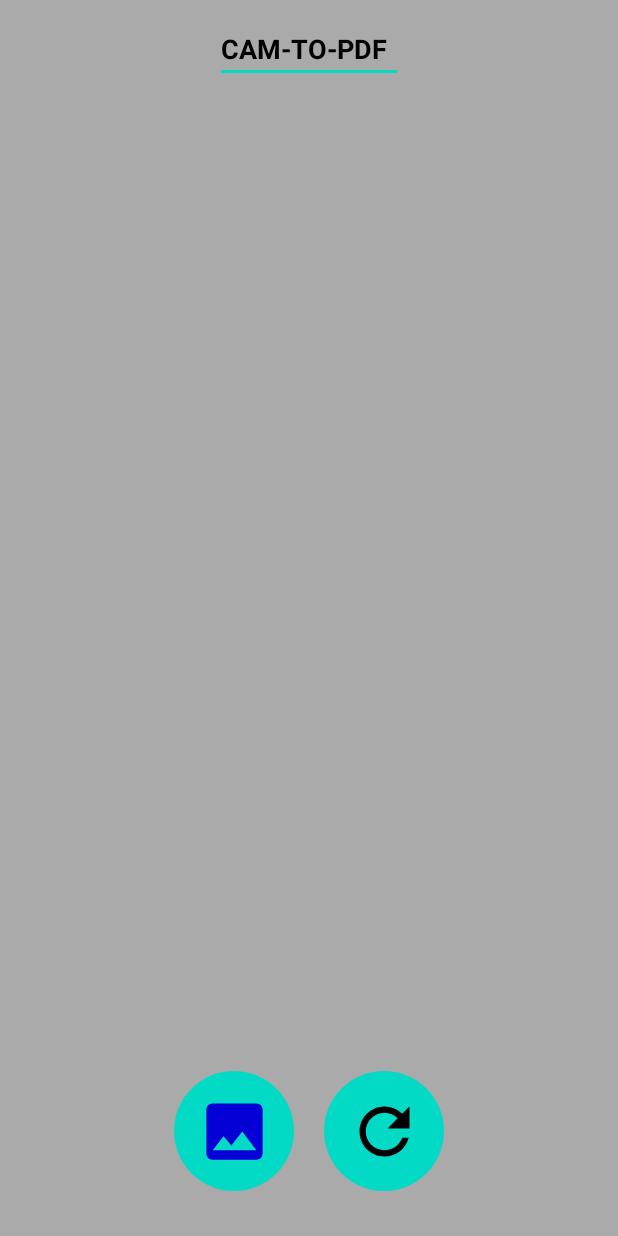
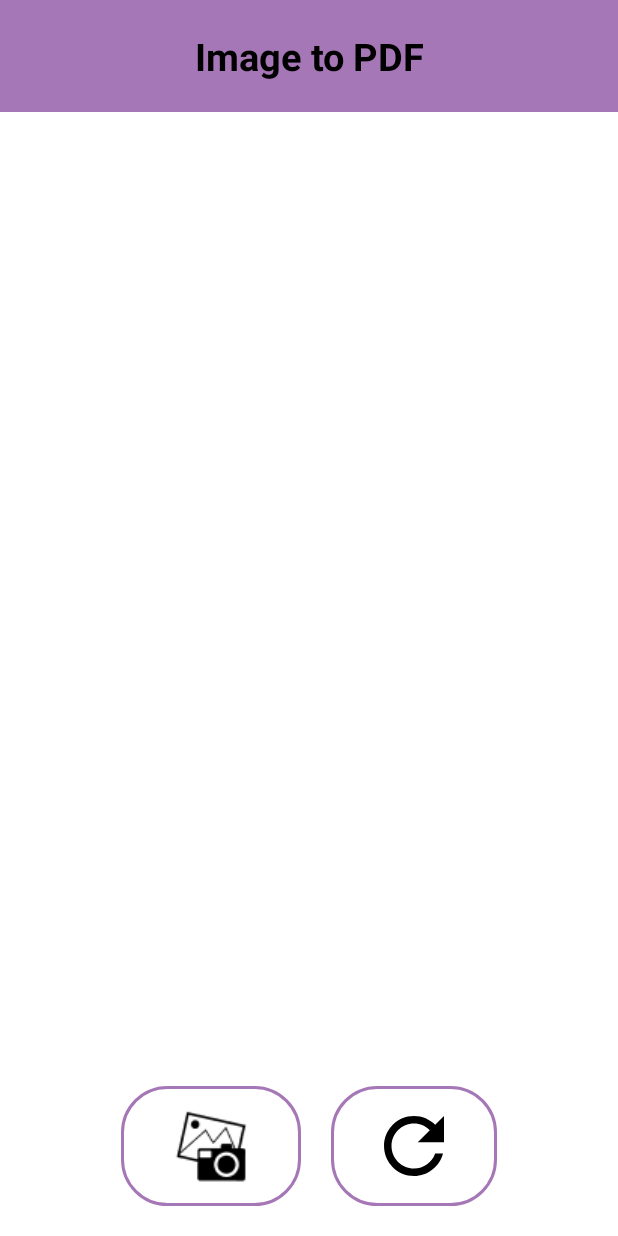
Before and after one commit to teenajose-gif/IMAGE-CONVERTER, an Android app: the layout activity_main.xml on its own in the app's theme, with its tools: preview values and no code run, on a phone screen of 412 x 824 dp. Run offline under Robolectric (Android 15) with nearby library versions, the phone set to English and light mode, and no system bars.

Commit message:
clicked images added

```diff
--- /dev/null
+++ b/app/src/main/res/drawable/browse_btn_bg.xml
@@ -0,0 +1,7 @@
+<?xml version="1.0" encoding="utf-8"?>
+<shape android:shape="rectangle" xmlns:android="http://schemas.android.com/apk/res/android">
+
+    <solid android:color="@color/white"/>
+    <corners android:radius="30dp"/>
+    <stroke android:color="@color/app_primary" android:width="2dp"/>
+</shape>
--- /dev/null
+++ b/app/src/main/res/drawable/header_bg.xml
@@ -0,0 +1,4 @@
+<?xml version="1.0" encoding="utf-8"?>
+<shape android:shape="rectangle" xmlns:android="http://schemas.android.com/apk/res/android">
+    <solid android:color="@color/app_primary"/>
+</shape>
--- /dev/null
+++ b/app/src/main/res/drawable/refresh_vector.xml
@@ -0,0 +1,10 @@
+<vector xmlns:android="http://schemas.android.com/apk/res/android"
+    android:width="60dp"
+    android:height="60dp"
+    android:viewportWidth="24"
+    android:viewportHeight="24"
+    android:tint="?attr/colorControlNormal">
+  <path
+      android:fillColor="@android:color/white"
+      android:pathData="M17.65,6.35C16.2,4.9 14.21,4 12,4c-4.42,0 -7.99,3.58 -7.99,8s3.57,8 7.99,8c3.73,0 6.84,-2.55 7.73,-6h-2.08c-0.82,2.33 -3.04,4 -5.65,4 -3.31,0 -6,-2.69 -6,-6s2.69,-6 6,-6c1.66,0 3.14,0.69 4.22,1.78L13,11h7V4l-2.35,2.35z"/>
+</vector>
--- a/app/src/main/res/layout/activity_main.xml
+++ b/app/src/main/res/layout/activity_main.xml
@@ -1,54 +1,87 @@
 <?xml version="1.0" encoding="utf-8"?>
-<LinearLayout xmlns:app="http://schemas.android.com/apk/res-auto"
+<RelativeLayout xmlns:android="http://schemas.android.com/apk/res/android"
+    xmlns:app="http://schemas.android.com/apk/res-auto"
     xmlns:tools="http://schemas.android.com/tools"
-    xmlns:android="http://schemas.android.com/apk/res/android"
     android:layout_width="match_parent"
     android:layout_height="match_parent"
-    android:orientation="vertical"
+    android:background="@color/white"
     android:gravity="center"
-    android:padding="10dp"
-    android:background="@android:color/darker_gray"
     tools:context=".MainActivity">
 
-    <EditText
-        android:layout_width="125dp"
+    <RelativeLayout
+        android:id="@+id/header_layout"
+        android:layout_width="match_parent"
         android:layout_height="wrap_content"
-        android:text="CAM-TO-PDF"
-        android:textColor="@color/black"
-        android:textStyle="bold"/>
+        android:background="@drawable/header_bg">
 
+        <TextView
+            android:layout_width="match_parent"
+            android:layout_height="wrap_content"
+            android:layout_centerHorizontal="true"
+            android:padding="20dp"
+            android:text="Image to PDF"
+            android:textAlignment="center"
+            android:textColor="@color/black"
+            android:textSize="25sp"
+            android:textStyle="bold" />
+
+    </RelativeLayout>
 
     <ImageView
+        android:id="@+id/image_view"
         android:layout_width="match_parent"
-        android:layout_height="300dp"
-        android:layout_weight="1"
-        android:layout_marginTop="10dp"
-        android:id="@+id/image_view"/>
+        android:layout_height="match_parent"
+        android:layout_below="@id/header_layout"
+        android:layout_above="@id/button_layout"
+        android:layout_weight="1" />
 
     <LinearLayout
+        android:id="@+id/button_layout"
         android:layout_width="match_parent"
         android:layout_height="wrap_content"
+        android:layout_alignParentBottom="true"
         android:gravity="center"
         android:padding="20dp">
 
-        <ImageButton
-            android:layout_width="80dp"
-            android:layout_height="80dp"
-            android:id="@+id/bt_browse"
-            android:src="@drawable/ic_baseline_image_24"
-            android:background="@drawable/bg_round"/>
+        <RelativeLayout
+            android:layout_width="wrap_content"
+            android:layout_height="wrap_content"
+            android:background="@drawable/browse_btn_bg"
+            android:padding="10dp">
+
+            <ImageButton
+                android:id="@+id/bt_browse"
+                android:layout_width="80dp"
+                android:layout_height="60dp"
+                android:layout_marginLeft="10dp"
+                android:layout_marginRight="10dp"
+                android:background="@color/white"
+                android:src="@drawable/select_image_icon" />
+
+        </RelativeLayout>
 
         <Space
             android:layout_width="20dp"
             android:layout_height="wrap_content" />
 
-        <ImageButton
-            android:layout_width="80dp"
-            android:layout_height="80dp"
-            android:id="@+id/bt_reset"
-            android:src="@drawable/ic_refresh"
-            android:background="@drawable/bg_round"/>
+        <RelativeLayout
+            android:layout_width="wrap_content"
+            android:layout_height="wrap_content"
+            android:background="@drawable/browse_btn_bg"
+            android:padding="10dp">
+
+            <ImageButton
+                android:id="@+id/bt_reset"
+                android:layout_width="wrap_content"
+                android:layout_height="wrap_content"
+                android:layout_marginLeft="15dp"
+                android:layout_marginRight="15dp"
+                android:background="@color/white"
+                android:src="@drawable/refresh_vector"
+                app:tint="@color/black" />
+
+        </RelativeLayout>
 
     </LinearLayout>
 
-</LinearLayout>
+</RelativeLayout>
--- a/app/src/main/res/values-night/themes.xml
+++ b/app/src/main/res/values-night/themes.xml
@@ -1,6 +1,6 @@
 <resources xmlns:tools="http://schemas.android.com/tools">
     <!-- Base application theme. -->
-    <style name="Theme.Imageconverter" parent="Theme.MaterialComponents.DayNight.DarkActionBar">
+    <style name="Theme.Imageconverter" parent="Theme.MaterialComponents.DayNight.NoActionBar">
         <!-- Primary brand color. -->
         <item name="colorPrimary">@color/purple_200</item>
         <item name="colorPrimaryVariant">@color/purple_700</item>
--- a/app/src/main/res/values/colors.xml
+++ b/app/src/main/res/values/colors.xml
@@ -7,4 +7,6 @@
     <color name="teal_700">#FF018786</color>
     <color name="black">#FF000000</color>
     <color name="white">#FFFFFFFF</color>
+
+    <color name="app_primary">#A677B6</color>
 </resources>
--- a/app/src/main/res/values/themes.xml
+++ b/app/src/main/res/values/themes.xml
@@ -1,6 +1,6 @@
 <resources xmlns:tools="http://schemas.android.com/tools">
     <!-- Base application theme. -->
-    <style name="Theme.Imageconverter" parent="Theme.MaterialComponents.DayNight.DarkActionBar">
+    <style name="Theme.Imageconverter" parent="Theme.MaterialComponents.DayNight.NoActionBar">
         <!-- Primary brand color. -->
         <item name="colorPrimary">@color/purple_500</item>
         <item name="colorPrimaryVariant">@color/purple_700</item>
```
Also changed, not shown: app/src/main/AndroidManifest.xml (+4 -4 lines), app/src/main/java/com/example/image_converter/MainActivity.java (+32 -21 lines), app/src/main/java/com/example/image_converter/MainAdapter.java (added, +53 -0 lines), app/src/main/java/com/example/image_converter/Splash.java (added, +24 -0 lines), app/src/main/java/com/example/image_converter/grid.java (added, +37 -0 lines), app/src/main/res/layout/activity_grid.xml (added, +24 -0 lines), app/src/main/res/layout/activity_splash.xml (added, +30 -0 lines), app/src/main/res/layout/row_item.xml (added, +23 -0 lines), app/src/main/res/drawable/app_label.png (added), app/src/main/res/drawable/app_logo.png (added), app/src/main/res/drawable/images.jpg (added), app/src/main/res/drawable/select_image_icon.png (added).
